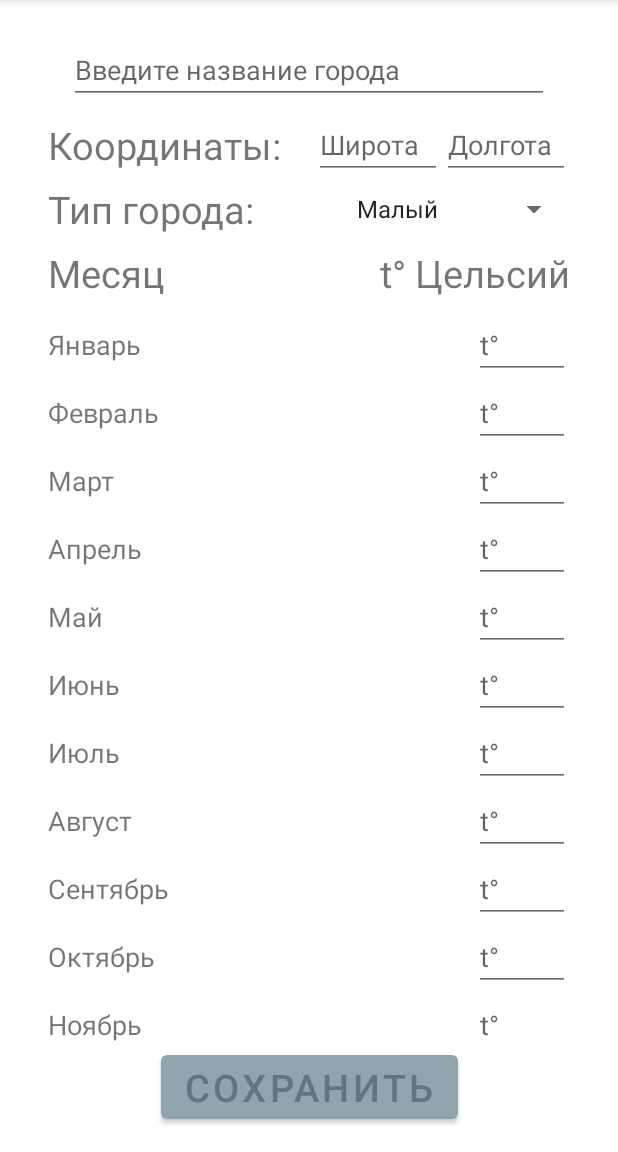
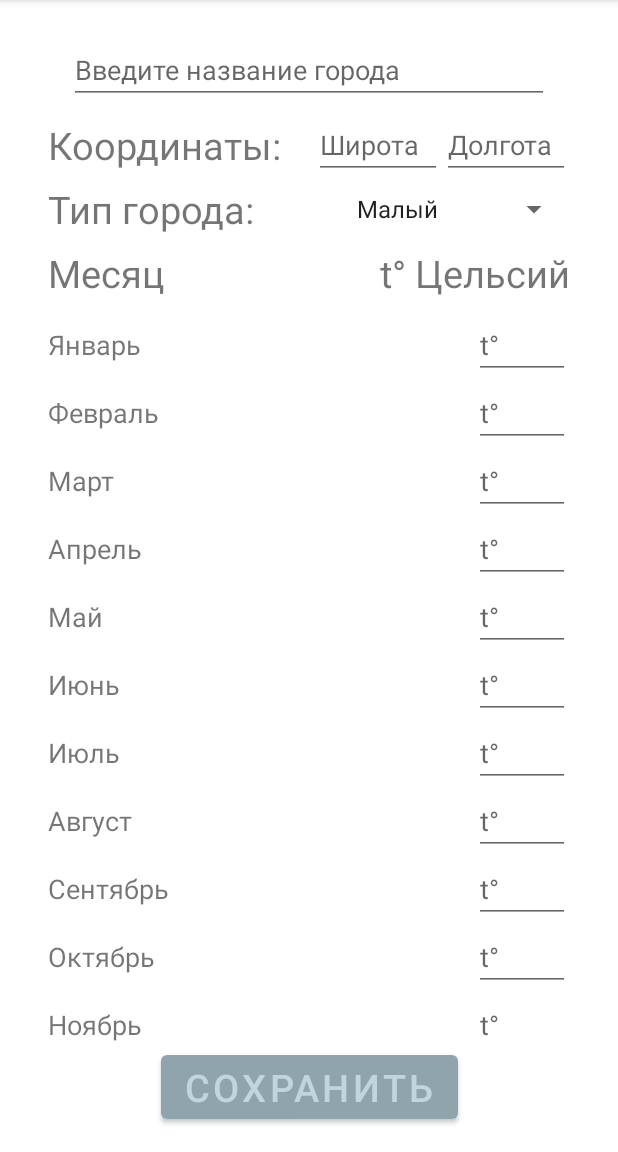
Before and after one commit to TempalovVictor/Weather, an Android app: the fragment DetailCityFragment placed in its activity, on a phone screen of 412 x 824 dp, the part 84-1236 px from its top. Run offline under Robolectric (Android 15) with nearby library versions, the phone set to English and light mode, and no system bars; our stand-ins replace Room's generated code, RxJava; network calls fail.

```diff
--- a/app/src/main/AndroidManifest.xml
+++ b/app/src/main/AndroidManifest.xml
@@ -3,8 +3,8 @@
     xmlns:tools="http://schemas.android.com/tools"
     package="com.tempvic.weather">
 
-    <uses-permission android:name="android.permission.WAKE_LOCK"/>
-    <uses-permission android:name="android.permission.INTERNET"/>
+    <uses-permission android:name="android.permission.WAKE_LOCK" />
+    <uses-permission android:name="android.permission.INTERNET" />
 
     <application
         android:name=".presentation.main.MainApplication"
@@ -13,10 +13,11 @@
         android:label="@string/app_name"
         android:roundIcon="@mipmap/ic_launcher_round"
         android:supportsRtl="true"
+        android:theme="@style/Theme.Weather"
         android:usesCleartextTraffic="true"
-        android:theme="@style/Theme.Weather"
         tools:targetApi="m">
-        <activity android:name=".presentation.main.MainActivity"
+        <activity
+            android:name=".presentation.main.MainActivity"
             android:screenOrientation="portrait">
             <intent-filter>
                 <action android:name="android.intent.action.MAIN" />
--- a/app/src/main/java/com/tempvic/weather/data/database/DatabaseHelper.java
+++ b/app/src/main/java/com/tempvic/weather/data/database/DatabaseHelper.java
@@ -17,7 +17,7 @@ public class DatabaseHelper {
             newItems.add(new CitiesInfoTable(1, "Екатеринбург", "Средний",
                     "3", "4", "4", "5",
                     "6", "7", "8", "9",
-                    "10", "11", "12", "1", 56.50,60.35));
+                    "10", "11", "12", "1", 56.50, 60.35));
 
             newItems.add(new CitiesInfoTable(2, "Москва", "Большой",
                     "14", "15", "16", "17",
@@ -27,7 +27,7 @@ public class DatabaseHelper {
             newItems.add(new CitiesInfoTable(3, "Нижняя Салда", "Малый",
                     "26", "27", "28", "29",
                     "30", "31", "32", "33",
-                    "34", "35", "36", "25",58.4,60.42));
+                    "34", "35", "36", "25", 58.4, 60.42));
 
             MainApplication.database.citiesInfoDao().insertList(newItems);
         }
--- a/app/src/main/java/com/tempvic/weather/presentation/base/BaseFragment.java
+++ b/app/src/main/java/com/tempvic/weather/presentation/base/BaseFragment.java
@@ -3,9 +3,7 @@ package com.tempvic.weather.presentation.base;
 import android.content.res.Configuration;
 import android.graphics.Color;
 import android.os.Bundle;
-import android.view.LayoutInflater;
 import android.view.View;
-import android.view.ViewGroup;
 
 import java.util.Objects;
 
--- a/app/src/main/java/com/tempvic/weather/presentation/base/IBaseListAdapter.java
+++ b/app/src/main/java/com/tempvic/weather/presentation/base/IBaseListAdapter.java
@@ -3,11 +3,5 @@ package com.tempvic.weather.presentation.base;
 public interface IBaseListAdapter {
     void add(IBaseListItem newItem);
 
-//    void add(ArrayList<IBaseListItem> newItems);
-
-//    void addAtPosition(int pos, IBaseListItem newItem);
-
     void remove(int position);
-
-//    void clearAll();
 }
--- a/app/src/main/java/com/tempvic/weather/presentation/base/NavigationHelper.java
+++ b/app/src/main/java/com/tempvic/weather/presentation/base/NavigationHelper.java
@@ -2,15 +2,11 @@ package com.tempvic.weather.presentation.base;
 
 import android.os.Bundle;
 
-import com.tempvic.weather.R;
 import com.tempvic.weather.presentation.cityDetail.DetailCityFragment;
 import com.tempvic.weather.presentation.cityList.CityListFragment;
-import com.tempvic.weather.presentation.filter.FilterFragment;
 import com.tempvic.weather.presentation.main.MainActivity;
 
 import androidx.fragment.app.FragmentActivity;
-
-import java.util.Objects;
 
 import static com.tempvic.weather.presentation.cityDetail.DetailCityFragment.ARGS_DETAIL_CITY_ID;
 
--- a/app/src/main/java/com/tempvic/weather/presentation/cityDetail/DetailCityFragment.java
+++ b/app/src/main/java/com/tempvic/weather/presentation/cityDetail/DetailCityFragment.java
@@ -18,6 +18,7 @@ import androidx.annotation.Nullable;
 import androidx.recyclerview.widget.LinearLayoutManager;
 import androidx.recyclerview.widget.RecyclerView;
 
+import com.tempvic.weather.presentation.main.MainActivity;
 import com.tempvic.weather.presentation.main.MainApplication;
 import com.tempvic.weather.R;
 import com.tempvic.weather.presentation.cityDetail.item.DetailCityAdapter;
--- a/app/src/main/java/com/tempvic/weather/presentation/cityList/CityListFragmentOld.java
+++ b/app/src/main/java/com/tempvic/weather/presentation/cityList/CityListFragmentOld.java
@@ -101,7 +101,7 @@ public class CityListFragmentOld extends BaseFragment {
 
         editButton.setOnClickListener(v -> {
             int selectedItem = findSelectedItemId(items);
-            if(selectedItem != 0){
+            if (selectedItem != 0) {
                 showDetailCityFragment(selectedItem);
             } else {
                 Toast toast = Toast.makeText(getContext(),
--- a/app/src/main/java/com/tempvic/weather/presentation/filter/FilterFragmentOld.java
+++ b/app/src/main/java/com/tempvic/weather/presentation/filter/FilterFragmentOld.java
@@ -23,7 +23,7 @@ import java.util.List;
 import androidx.annotation.NonNull;
 import androidx.annotation.Nullable;
 
-public class FilterFragmentOld extends BaseFragment  {
+public class FilterFragmentOld extends BaseFragment {
 
     @Override
     public String getFragmentName() {
--- a/app/src/main/java/com/tempvic/weather/presentation/main/MainActivity.java
+++ b/app/src/main/java/com/tempvic/weather/presentation/main/MainActivity.java
@@ -46,6 +46,7 @@ public class MainActivity extends AppCompatActivity {
         if (getSupportFragmentManager().getBackStackEntryCount() == 0 || getSupportFragmentManager().getBackStackEntryCount() == 1) {
             finish();
         } else {
+            mTag = getSupportFragmentManager().getBackStackEntryAt(getSupportFragmentManager().getBackStackEntryCount() - 1).getName();
             findCurrentFragment().onBackPressedCallback();
             super.onBackPressed();
         }
--- a/app/src/main/res/layout/fragment_filter.xml
+++ b/app/src/main/res/layout/fragment_filter.xml
@@ -1,6 +1,5 @@
 <?xml version="1.0" encoding="utf-8"?>
-<androidx.constraintlayout.widget.ConstraintLayout
-    xmlns:android="http://schemas.android.com/apk/res/android"
+<androidx.constraintlayout.widget.ConstraintLayout xmlns:android="http://schemas.android.com/apk/res/android"
     xmlns:app="http://schemas.android.com/apk/res-auto"
     android:id="@+id/cl_filter"
     android:layout_width="match_parent"
@@ -163,8 +162,8 @@
         android:layout_height="wrap_content"
         android:layout_marginStart="16dp"
         android:layout_marginTop="24dp"
+        android:text="@string/tv_actual_temp"
         android:textSize="20sp"
-        android:text="@string/tv_actual_temp"
         app:layout_constraintStart_toStartOf="parent"
         app:layout_constraintTop_toBottomOf="@+id/tv_temp_scale" />
 
--- a/app/src/main/res/layout/item_city.xml
+++ b/app/src/main/res/layout/item_city.xml
@@ -9,9 +9,9 @@
         android:id="@+id/city_info_value"
         android:layout_width="wrap_content"
         android:layout_height="wrap_content"
+        android:hint="@string/city_name_hint"
         android:paddingVertical="5dp"
-        android:state_selected ="false"
-        android:hint="@string/city_name_hint"
+        android:state_selected="false"
         android:textSize="30sp" />
 
 </LinearLayout>
--- a/app/src/main/res/layout/item_detail_city.xml
+++ b/app/src/main/res/layout/item_detail_city.xml
@@ -1,6 +1,5 @@
 <?xml version="1.0" encoding="utf-8"?>
 <LinearLayout xmlns:android="http://schemas.android.com/apk/res/android"
-    xmlns:tools="http://schemas.android.com/tools"
     android:id="@+id/ll_month_and_temp"
     android:layout_width="match_parent"
     android:layout_height="wrap_content"
@@ -10,8 +9,8 @@
         android:id="@+id/tv_month_name"
         android:layout_width="wrap_content"
         android:layout_height="wrap_content"
-        android:state_selected ="false"
         android:layout_weight="1"
+        android:state_selected="false"
         android:textSize="18sp" />
 
     <EditText
@@ -21,7 +20,7 @@
         android:layout_weight="0"
         android:ems="3"
         android:hint="@string/et_temp"
-        android:inputType="numberSigned|numberDecimal"
-        android:importantForAutofill="no"/>
+        android:importantForAutofill="no"
+        android:inputType="numberSigned|numberDecimal" />
 
 </LinearLayout>
--- a/app/src/main/res/values-night/themes.xml
+++ b/app/src/main/res/values-night/themes.xml
@@ -1,16 +1,12 @@
 <resources xmlns:tools="http://schemas.android.com/tools">
-    <!-- Base application theme. -->
+
     <style name="Theme.Weather" parent="Theme.MaterialComponents.DayNight.DarkActionBar">
-        <!-- Primary brand color. -->
         <item name="colorPrimary">#37474f</item>
-        <item name="colorPrimaryVariant">#62727b</item>
-        <item name="colorOnPrimary">#102027</item>
-        <!-- Secondary brand color. -->
+        <item name="colorPrimaryVariant">#102027</item>
+        <item name="colorOnPrimary">#62727b</item>
         <item name="colorSecondary">#bf360c</item>
         <item name="colorSecondaryVariant">#f9683a</item>
         <item name="colorOnSecondary">#870000</item>
-        <!-- Status bar color. -->
         <item name="android:statusBarColor" tools:targetApi="l">?attr/colorPrimaryVariant</item>
-        <!-- Customize your theme here. -->
     </style>
 </resources>
--- a/app/src/main/res/values/colors.xml
+++ b/app/src/main/res/values/colors.xml
@@ -13,5 +13,5 @@
     <color name="green_light">#A5D6A7</color>
     <color name="blue">#0288D1</color>
     <color name="blue_dark">#005B9F</color>
-    <color name="blue_light">#81D4FA</color>
+    <color name="grey">#1b1b1b</color>
 </resources>
--- a/app/src/main/res/values/themes.xml
+++ b/app/src/main/res/values/themes.xml
@@ -1,16 +1,12 @@
 <resources xmlns:tools="http://schemas.android.com/tools">
-    <!-- Base application theme. -->
+
     <style name="Theme.Weather" parent="Theme.MaterialComponents.DayNight.DarkActionBar">
-        <!-- Primary brand color. -->
         <item name="colorPrimary">#90a4ae</item>
-        <item name="colorPrimaryVariant">#c1d5e0</item>
-        <item name="colorOnPrimary">#62757f</item>
-        <!-- Secondary brand color. -->
+        <item name="colorPrimaryVariant">#62757f</item>
+        <item name="colorOnPrimary">#c1d5e0</item>
         <item name="colorSecondary">#ff5722</item>
         <item name="colorSecondaryVariant">#ff8a50</item>
         <item name="colorOnSecondary">#c41c00</item>
-        <!-- Status bar color. -->
         <item name="android:statusBarColor" tools:targetApi="l">?attr/colorPrimaryVariant</item>
-        <!-- Customize your theme here. -->
     </style>
 </resources>
```
Also changed, not shown: app/src/main/java/com/tempvic/weather/presentation/cityDetail/DetailCityPresenter.java (+5 -6 lines).
